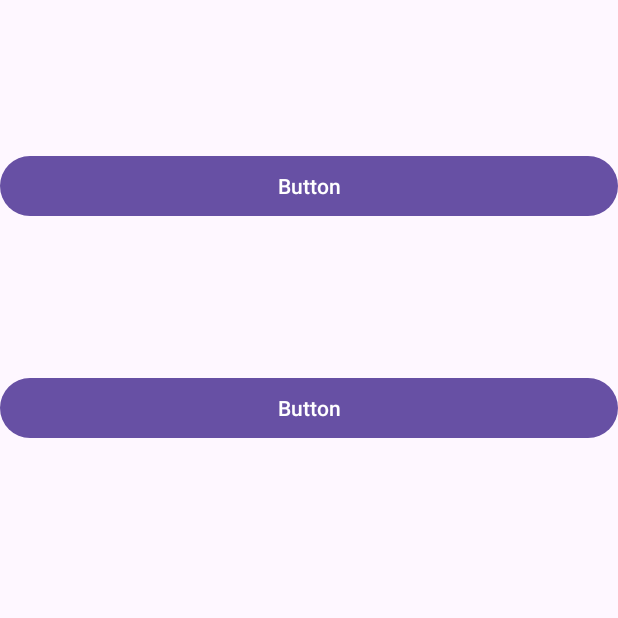
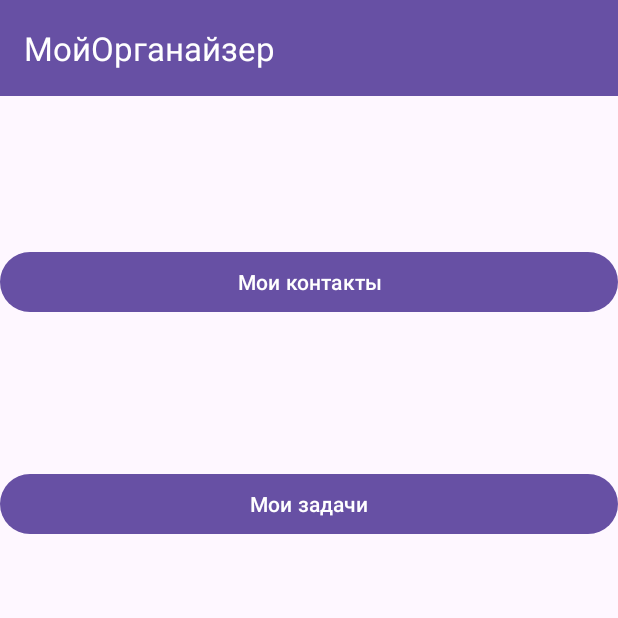
Before and after one commit to UJINNNEU/Organizer, an Android app: the screen it shows after launch (MainActivity), on a phone screen of 412 x 824 dp, the top half of it. Run offline under Robolectric (Android 15) with nearby library versions, the phone set to English and light mode, and no system bars.

Commit message:
final ui lab3

```diff
--- a/app/src/main/java/com/example/lab3/Contacts.kt
+++ b/app/src/main/java/com/example/lab3/Contacts.kt
@@ -30,7 +30,6 @@ class Contacts : Fragment() {
     override fun onViewCreated(view: View, savedInstanceState: Bundle?) {
         super.onViewCreated(view, savedInstanceState)
         _binding = FragmentContactsBinding.bind(view)
-        binding.toolbar.title ="Контакты"
         binding.toolbar.setNavigationIcon(R.drawable.back)
         binding.toolbar.setNavigationOnClickListener {
             findNavController().navigateUp() // Закрываем фрагмент
--- a/app/src/main/java/com/example/lab3/MainActivity.kt
+++ b/app/src/main/java/com/example/lab3/MainActivity.kt
@@ -19,12 +19,4 @@ class MainActivity : AppCompatActivity() {
         setContentView(binding.root)
     }
 
-    override fun onStart() {
-        super.onStart()
-        val navController = findNavController(R.id.Container)
-
-
-
-
-    }
 }
--- a/app/src/main/res/drawable/back.xml
+++ b/app/src/main/res/drawable/back.xml
@@ -1,4 +1,4 @@
-<vector xmlns:android="http://schemas.android.com/apk/res/android" android:height="24dp" android:tint="#000000" android:viewportHeight="24" android:viewportWidth="24" android:width="24dp">
+<vector xmlns:android="http://schemas.android.com/apk/res/android" android:height="24dp" android:tint="@color/white" android:viewportHeight="24" android:viewportWidth="24" android:width="24dp">
 
     <path android:fillColor="@android:color/white" android:pathData="M15.41,7.41L14,6l-6,6 6,6 1.41,-1.41L10.83,12z"/>
 
--- /dev/null
+++ b/app/src/main/res/drawable/baseline_add_24.xml
@@ -0,0 +1,5 @@
+<vector xmlns:android="http://schemas.android.com/apk/res/android" android:height="30dp" android:tint="@color/white" android:viewportHeight="24" android:viewportWidth="24" android:width="30dp">
+
+    <path android:fillColor="@android:color/white" android:pathData="M19,13h-6v6h-2v-6H5v-2h6V5h2v6h6v2z"/>
+
+</vector>
--- a/app/src/main/res/layout/fragment_add_contacts.xml
+++ b/app/src/main/res/layout/fragment_add_contacts.xml
@@ -10,7 +10,7 @@
     <LinearLayout
         android:layout_width="match_parent"
         android:layout_height="match_parent"
-        android:background="@color/Main"
+        android:background="@color/white"
         android:orientation="vertical"
         android:paddingStart="10dp"
         android:paddingTop="10dp"
--- a/app/src/main/res/layout/fragment_contacts.xml
+++ b/app/src/main/res/layout/fragment_contacts.xml
@@ -16,9 +16,11 @@
             android:id="@+id/toolbar"
             android:layout_width="match_parent"
             android:layout_height="wrap_content"
-            android:background="@color/statusbarColor"
+            android:background="@color/acrionBarColor"
             android:minHeight="?attr/actionBarSize"
             android:theme="?attr/actionBarTheme"
+            app:title="@string/МоиКонтакты"
+            app:titleTextColor="@color/white"
             app:menu="@menu/menu_contact" />
 
         <Space
--- a/app/src/main/res/layout/fragment_main.xml
+++ b/app/src/main/res/layout/fragment_main.xml
@@ -11,6 +11,16 @@
         android:layout_height="match_parent"
         android:orientation="vertical">
 
+        <androidx.appcompat.widget.Toolbar
+            android:id="@+id/mainToolbar"
+            android:layout_width="match_parent"
+            android:layout_height="wrap_content"
+            android:background="@color/acrionBarColor"
+            android:minHeight="?attr/actionBarSize"
+            android:theme="?attr/actionBarTheme"
+            app:title="@string/app_name"
+            app:titleTextColor="@color/white" />
+
         <Space
             android:layout_width="match_parent"
             android:layout_height="100dp" />
@@ -19,7 +29,7 @@
             android:id="@+id/goToFragmentContact"
             android:layout_width="match_parent"
             android:layout_height="wrap_content"
-            android:text="Button" />
+            android:text="@string/МоиКонтакты" />
 
         <Space
             android:layout_width="match_parent"
@@ -29,7 +39,7 @@
             android:id="@+id/goToFragmentTask"
             android:layout_width="match_parent"
             android:layout_height="wrap_content"
-            android:text="Button" />
+            android:text="@string/МоиЗадачи" />
 
         <Space
             android:layout_width="match_parent"
--- a/app/src/main/res/menu/menu_contact.xml
+++ b/app/src/main/res/menu/menu_contact.xml
@@ -4,8 +4,8 @@
 
     <item
         android:id="@+id/action_third_fragment"
-        android:title="Third Fragment"
-        android:icon="@drawable/ic_launcher_background"
+        android:title="@string/addContact"
+        android:icon="@drawable/baseline_add_24"
         android:orderInCategory="100"
         app:showAsAction="always" />
 </menu>
--- a/app/src/main/res/values/colors.xml
+++ b/app/src/main/res/values/colors.xml
@@ -2,8 +2,10 @@
 <resources>
     <color name="black">#FF000000</color>
     <color name="white">#FFFFFFFF</color>
-    <color name="Main">#b20505</color>
-    <color name="Secondary">#8B0F04</color>
-    <color name="Accent">#FBF4F4</color>
-    <color name="statusbarColor">#6200EE</color>
+    <color name="acrionBarColor">#ff6750a4</color>
+    <color name="ERROR">#b20505</color>
+    <color name="statusBarColor">#3700B3</color>
+
+
+
 </resources>
--- a/app/src/main/res/values/strings.xml
+++ b/app/src/main/res/values/strings.xml
@@ -19,5 +19,11 @@
     <string name="Описание">Описание</string>
 
     <string name="МоиКонтакты">Мои контакты</string>
+    <string name="МоиЗадачи">Мои задачи</string>
+
+    <string name="addTask">Добавить задачу</string>
+    <string name="addContact">Добавить контакт</string>
+
+
 
 </resources>
--- a/app/src/main/res/values/themes.xml
+++ b/app/src/main/res/values/themes.xml
@@ -3,6 +3,7 @@
     <style name="Base.Theme.Lab3" parent="Theme.Material3.DayNight.NoActionBar">
         <!-- Customize your light theme here. -->
         <!-- <item name="colorPrimary">@color/my_light_primary</item> -->
+        <item name="android:statusBarColor">@color/statusBarColor</item>
     </style>
 
     <style name="Theme.Lab3" parent="Base.Theme.Lab3" />
```
Also changed, not shown: app/src/main/java/com/example/lab3/Task.kt (+24 -1 lines), app/src/main/res/layout/fragment_task.xml (+13 -2 lines), app/src/main/res/menu/menu_task.xml (added, +10 -0 lines).
